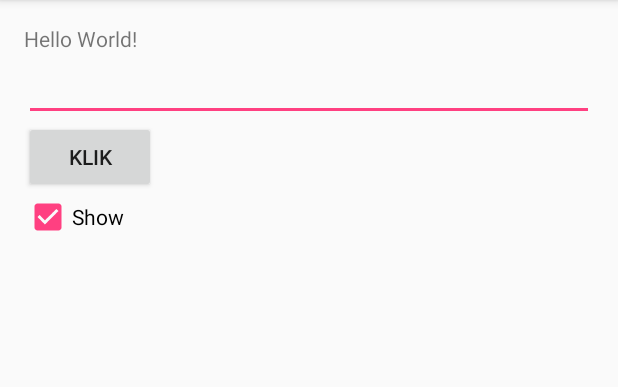
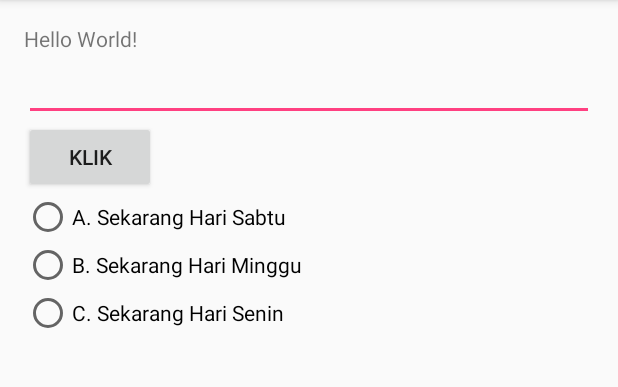
Before and after one commit to qushay/android_training, an Android app: the screen it shows after launch (MainActivity), on a phone screen of 412 x 824 dp, the part 84-471 px from its top. Run offline under Robolectric (Android 15) with nearby library versions, the phone set to English and light mode, and no system bars.

Commit message:
layout : - radio button group - radio button

```diff
--- a/app/src/main/java/com/test/androidtrainingtest/MainActivity.java
+++ b/app/src/main/java/com/test/androidtrainingtest/MainActivity.java
@@ -6,6 +6,7 @@ import android.view.View;
 import android.widget.Button;
 import android.widget.CheckBox;
 import android.widget.EditText;
+import android.widget.RadioButton;
 import android.widget.TextView;
 
 public class MainActivity extends AppCompatActivity {
@@ -13,7 +14,7 @@ public class MainActivity extends AppCompatActivity {
     TextView mTextView;
     Button mButton;
     EditText mEditText;
-    CheckBox mCheckBox;
+    RadioButton mRadioButtonSabtu, mRadioButtonMinggu, mRadioButtonSenin;
 
     @Override
     protected void onCreate(Bundle savedInstanceState) {
@@ -22,20 +23,24 @@ public class MainActivity extends AppCompatActivity {
         mTextView = (TextView) findViewById(R.id.textView);
         mButton = (Button) findViewById(R.id.button);
         mEditText = (EditText) findViewById(R.id.editText);
-        mCheckBox = (CheckBox) findViewById(R.id.checkBox);
+        mRadioButtonSabtu = (RadioButton) findViewById(R.id.radioButton);
+        mRadioButtonMinggu = (RadioButton) findViewById(R.id.radioButton2);
+        mRadioButtonSenin = (RadioButton) findViewById(R.id.radioButton3);
         mButton.setOnClickListener(new ButtonAction());
-        mCheckBox.setOnClickListener(new CheckboxAction());
+        mRadioButtonSabtu.setOnClickListener(new RadioButtonAction());
+        mRadioButtonMinggu.setOnClickListener(new RadioButtonAction());
+        mRadioButtonSenin.setOnClickListener(new RadioButtonAction());
     }
 
-    class CheckboxAction implements CheckBox.OnClickListener{
+    class RadioButtonAction implements CheckBox.OnClickListener{
         @Override
         public void onClick(View view) {
-            if (mCheckBox.isChecked()){
-                mCheckBox.setText("Show");
-                mButton.setVisibility(View.VISIBLE);
+            if (view == mRadioButtonSabtu){
+                mTextView.setText("Benar");
+            } else if (view == mRadioButtonMinggu) {
+                mTextView.setText("Salah");
             } else {
-                mCheckBox.setText("Hide");
-                mButton.setVisibility(View.INVISIBLE);
+                mTextView.setText("Salah");
             }
         }
     }
--- a/app/src/main/res/layout/activity_main.xml
+++ b/app/src/main/res/layout/activity_main.xml
@@ -27,11 +27,27 @@
         android:text="Klik"
         android:id="@+id/button" />
 
-    <CheckBox
+    <RadioGroup
         android:layout_width="wrap_content"
-        android:layout_height="wrap_content"
-        android:text="Show"
-        android:checked="true"
-        android:id="@+id/checkBox"/>
+        android:layout_height="wrap_content">
+
+        <RadioButton
+            android:layout_width="wrap_content"
+            android:layout_height="wrap_content"
+            android:text="A. Sekarang Hari Sabtu"
+            android:id="@+id/radioButton" />
+
+        <RadioButton
+            android:layout_width="wrap_content"
+            android:layout_height="wrap_content"
+            android:text="B. Sekarang Hari Minggu"
+            android:id="@+id/radioButton2" />
+
+        <RadioButton
+            android:layout_width="wrap_content"
+            android:layout_height="wrap_content"
+            android:text="C. Sekarang Hari Senin"
+            android:id="@+id/radioButton3" />
+    </RadioGroup>
 
 </LinearLayout>
```
